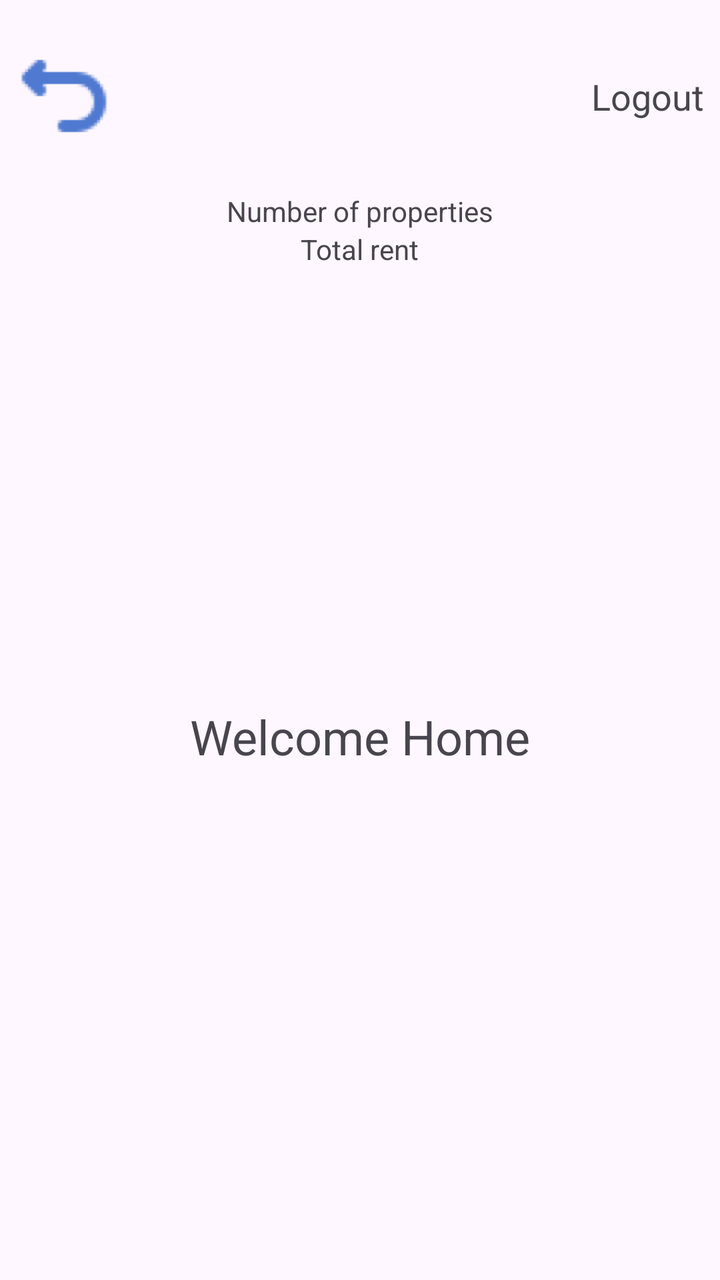
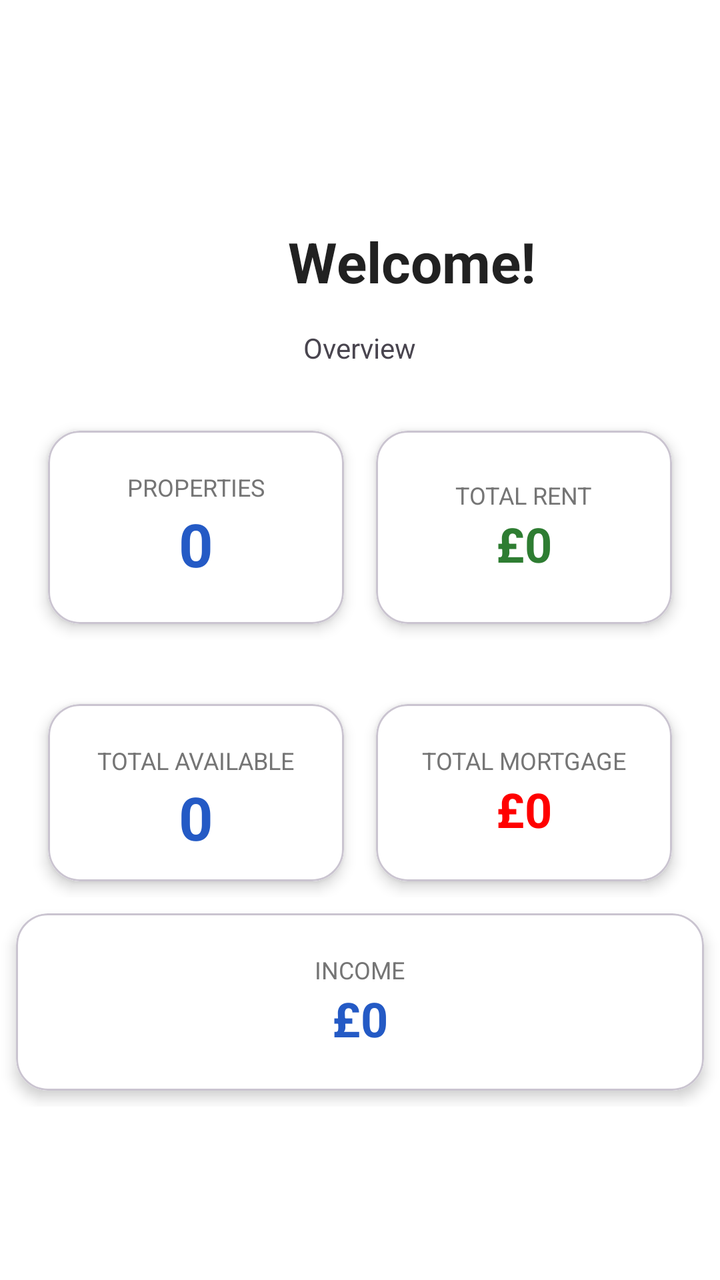

Two renders of the same Android screen: before a commit and after it. Below are the layout's source before the change and the commit's diff.
<!-- AndroidManifest.xml: application theme Theme.ProbbyApp -->
<!-- res/layout/fragment_home.xml -->
<?xml version="1.0" encoding="utf-8"?>
<androidx.constraintlayout.widget.ConstraintLayout xmlns:android="http://schemas.android.com/apk/res/android"
    xmlns:app="http://schemas.android.com/apk/res-auto"
    xmlns:tools="http://schemas.android.com/tools"
    android:layout_width="match_parent"
    android:layout_height="match_parent"
    tools:context=".views.HomeFragment">

    
    <GridLayout
        android:id="@+id/headerLayout"
        android:layout_width="match_parent"
        android:layout_height="wrap_content"
        android:columnCount="3"
        android:orientation="horizontal"
        android:padding="8dp"
        app:layout_constraintTop_toTopOf="parent">

        <Button
            android:id="@+id/btnLogout"
            android:layout_width="48dp"
            android:layout_height="48dp"
            android:layout_gravity="center"
            android:background="@drawable/ic_back"
           />

        <ImageView
            android:id="@+id/ivLogo"
            android:layout_width="wrap_content"
            android:layout_height="80dp"
            android:layout_gravity="center"
            android:layout_columnWeight="1"
            android:src="@mipmap/ic_launcher" />

        <TextView
            android:id="@+id/tvLogoutLabel"
            android:layout_width="wrap_content"
            android:layout_height="wrap_content"
            android:layout_gravity="center_vertical"
            android:text="@string/logout"
            android:textSize="18sp" />
    </GridLayout>
    <LinearLayout
        android:layout_width="match_parent"
        android:layout_height="wrap_content"
        android:orientation="vertical"
        app:layout_constraintTop_toBottomOf="@id/headerLayout"
        android:gravity="center">


        <TextView
            android:id="@+id/numOfProperties"
            android:layout_width="wrap_content"
            android:layout_height="wrap_content"
            android:text="Number of properties"
            >
        </TextView>
        <TextView
            android:id="@+id/totalRent"
            android:layout_width="wrap_content"
            android:layout_height="wrap_content"
            android:text="Total rent"
            >
        </TextView>

    </LinearLayout>

    <TextView
        android:layout_width="wrap_content"
        android:layout_height="wrap_content"
        android:text="Welcome Home"
        android:textSize="24sp"
        app:layout_constraintBottom_toBottomOf="parent"
        app:layout_constraintEnd_toEndOf="parent"
        app:layout_constraintStart_toStartOf="parent"
        app:layout_constraintTop_toBottomOf="@id/headerLayout" />

</androidx.constraintlayout.widget.ConstraintLayout>
<!-- resources referenced by this layout -->
<resources>
  <!-- drawable ic_back: png bitmap (drawable-hdpi, 667 bytes) -->
  <!-- mipmap ic_launcher (mipmap-anydpi-v26) -->
  <?xml version="1.0" encoding="utf-8"?>
  <adaptive-icon xmlns:android="http://schemas.android.com/apk/res/android">
      <background android:drawable="@color/ic_launcher_background"/>
      <foreground android:drawable="@mipmap/ic_launcher_foreground"/>
  </adaptive-icon>
  <string name="logout">Logout</string>
  <style name="Theme.ProbbyApp" parent="Theme.MaterialComponents.DayNight.DarkActionBar">
          
          <item name="colorPrimary">#245AC5</item>
          <item name="colorPrimaryVariant">#373738</item>
          <item name="colorOnPrimary">@color/white</item>
          
          <item name="colorSecondary">#454242</item>
          <item name="colorSecondaryVariant">@color/teal_700</item>
          <item name="colorOnSecondary">@color/black</item>
          
          <item name="android:statusBarColor">#245AC5</item>
          
      </style>
  <color name="ic_launcher_background">#FFFFFF</color>
  <color name="white">#FFFFFFFF</color>
  <color name="teal_700">#FF018786</color>
  <color name="black">#FF000000</color>
</resources>

<!-- the commit's change to res/layout/fragment_home.xml (unified diff, before → after) -->
@@ -4,75 +4,243 @@
     xmlns:tools="http://schemas.android.com/tools"
     android:layout_width="match_parent"
     android:layout_height="match_parent"
-    tools:context=".views.HomeFragment">
-
-    
-    <GridLayout
-        android:id="@+id/headerLayout"
+    tools:context=".views.HomeFragment"
+    android:background="@color/white">
+
+    <ImageView
+        android:id="@+id/ivLogo"
+        android:layout_width="120dp"
+        android:layout_height="60dp"
+        android:layout_marginTop="16dp"
+        android:src="@mipmap/ic_launcher"
+        app:layout_constraintEnd_toEndOf="parent"
+        app:layout_constraintStart_toStartOf="parent"
+        app:layout_constraintTop_toTopOf="parent" />
+
+    <TextView
+        android:id="@+id/tvWelcomeHeader"
+        android:layout_width="wrap_content"
+        android:layout_height="wrap_content"
+        android:layout_marginStart="144dp"
+        android:layout_marginTop="36dp"
+        android:text="Welcome!"
+        android:textColor="#212121"
+        android:textSize="28sp"
+        android:textStyle="bold"
+        app:layout_constraintStart_toStartOf="parent"
+        app:layout_constraintTop_toBottomOf="@id/ivLogo" />
+
+    <LinearLayout
         android:layout_width="match_parent"
         android:layout_height="wrap_content"
-        android:columnCount="3"
-        android:orientation="horizontal"
-        android:padding="8dp"
-        app:layout_constraintTop_toTopOf="parent">
-
-        <Button
-            android:id="@+id/btnLogout"
-            android:layout_width="48dp"
-            android:layout_height="48dp"
-            android:layout_gravity="center"
-            android:background="@drawable/ic_back"
-           />
-
-        <ImageView
-            android:id="@+id/ivLogo"
-            android:layout_width="wrap_content"
-            android:layout_height="80dp"
-            android:layout_gravity="center"
-            android:layout_columnWeight="1"
-            android:src="@mipmap/ic_launcher" />
+        android:orientation="vertical"
+        android:layout_marginTop="15dp"
+        app:layout_constraintTop_toBottomOf="@+id/tvWelcomeHeader">
 
         <TextView
-            android:id="@+id/tvLogoutLabel"
             android:layout_width="wrap_content"
             android:layout_height="wrap_content"
-            android:layout_gravity="center_vertical"
-            android:text="@string/logout"
-            android:textSize="18sp" />
-    </GridLayout>
+            android:text="@string/overview"
+            android:layout_gravity="center_horizontal">
+
+        </TextView>
     <LinearLayout
+        android:id="@+id/statsContainer"
         android:layout_width="match_parent"
         android:layout_height="wrap_content"
-        android:orientation="vertical"
-        app:layout_constraintTop_toBottomOf="@id/headerLayout"
-        android:gravity="center">
-
-
-        <TextView
-            android:id="@+id/numOfProperties"
-            android:layout_width="wrap_content"
+        android:layout_marginHorizontal="16dp"
+        android:layout_marginTop="24dp"
+        android:orientation="horizontal"
+        android:weightSum="2"
+        app:layout_constraintTop_toBottomOf="@id/tvWelcomeHeader">
+
+        <com.google.android.material.card.MaterialCardView
+            android:layout_width="0dp"
+            android:layout_height="match_parent"
+            android:layout_margin="8dp"
+            android:layout_weight="1"
+            app:cardCornerRadius="16dp"
+            app:cardElevation="4dp">
+
+            <LinearLayout
+                android:layout_width="match_parent"
+                android:layout_height="match_parent"
+                android:gravity="center"
+                android:orientation="vertical"
+                android:padding="20dp"
+                android:background="@color/white">
+
+                <TextView
+                    android:layout_width="wrap_content"
+                    android:layout_height="wrap_content"
+                    android:text="Properties"
+                    android:textAllCaps="true"
+                    android:textColor="#757575"
+                    android:textSize="12sp" />
+
+                <TextView
+                    android:id="@+id/numOfProperties"
+                    android:layout_width="wrap_content"
+                    android:layout_height="wrap_content"
+                    android:text="0"
+                    android:textColor="@color/primary_color"
+                    android:textSize="30sp"
+                    android:textStyle="bold" />
+            </LinearLayout>
+        </com.google.android.material.card.MaterialCardView>
+
+        <com.google.android.material.card.MaterialCardView
+            android:layout_width="0dp"
+            android:layout_height="match_parent"
+            android:layout_margin="8dp"
+            android:layout_weight="1"
+            app:cardCornerRadius="16dp"
+            app:cardElevation="4dp">
+
+            <LinearLayout
+                android:layout_width="match_parent"
+                android:layout_height="match_parent"
+                android:gravity="center"
+                android:orientation="vertical"
+                android:padding="20dp"
+                android:background="@color/white">
+
+                <TextView
+                    android:layout_width="wrap_content"
+                    android:layout_height="wrap_content"
+                    android:text="Total Rent"
+                    android:textAllCaps="true"
+                    android:textColor="#757575"
+                    android:textSize="12sp" />
+
+                <TextView
+                    android:id="@+id/totalRent"
+                    android:layout_width="wrap_content"
+                    android:layout_height="wrap_content"
+                    android:text="£0"
+                    android:textColor="#2E7D32"
+                    android:textSize="24sp"
+                    android:textStyle="bold" />
+            </LinearLayout>
+        </com.google.android.material.card.MaterialCardView>
+
+    </LinearLayout>
+        <LinearLayout
+        android:id="@+id/statsContainer2"
+        android:layout_width="match_parent"
+        android:layout_height="wrap_content"
+        android:layout_marginHorizontal="16dp"
+        android:layout_marginTop="24dp"
+        android:orientation="horizontal"
+        android:weightSum="2"
+        app:layout_constraintTop_toBottomOf="@id/tvWelcomeHeader">
+
+        <com.google.android.material.card.MaterialCardView
+            android:layout_width="0dp"
+            android:layout_height="match_parent"
+            android:layout_margin="8dp"
+            android:layout_weight="1"
+            app:cardCornerRadius="16dp"
+            app:cardElevation="4dp">
+
+            <LinearLayout
+                android:layout_width="match_parent"
+                android:layout_height="match_parent"
+                android:background="@color/white"
+                android:gravity="center"
+                android:orientation="vertical"
+                android:padding="20dp">
+
+                <TextView
+                    android:layout_width="wrap_content"
+                    android:layout_height="wrap_content"
+                    android:text="@string/total_available"
+                    android:textAllCaps="true"
+                    android:textColor="#757575"
+                    android:textSize="12sp" />
+
+                <TextView
+                    android:id="@+id/status"
+                    android:layout_width="wrap_content"
+                    android:layout_height="wrap_content"
+                    android:text="0"
+                    android:textColor="@color/primary_color"
+                    android:textSize="30sp"
+                    android:textStyle="bold" />
+            </LinearLayout>
+        </com.google.android.material.card.MaterialCardView>
+
+            <com.google.android.material.card.MaterialCardView
+                android:layout_width="0dp"
+                android:layout_height="wrap_content"
+                android:layout_margin="8dp"
+                android:layout_weight="1"
+                app:cardCornerRadius="16dp"
+                app:cardElevation="4dp">
+
+                <LinearLayout
+                    android:layout_width="match_parent"
+                    android:layout_height="wrap_content"
+                    android:gravity="center"
+                    android:orientation="vertical"
+                    android:padding="20dp"
+                    android:background="@color/white">
+
+                    <TextView
+                        android:layout_width="wrap_content"
+                        android:layout_height="wrap_content"
+                        android:text="@string/total_mortgage"
+                        android:textAllCaps="true"
+                        android:textColor="#757575"
+                        android:textSize="12sp" />
+
+                    <TextView
+                        android:id="@+id/totalMortgage"
+                        android:layout_width="wrap_content"
+                        android:layout_height="wrap_content"
+                        android:text="£0"
+                        android:textColor="#FF0000"
+                        android:textSize="24sp"
+                        android:textStyle="bold" />
+            </LinearLayout>
+        </com.google.android.material.card.MaterialCardView>
+
+
+    </LinearLayout>
+        <com.google.android.material.card.MaterialCardView
+            android:layout_width="match_parent"
             android:layout_height="wrap_content"
-            android:text="Number of properties"
-            >
-        </TextView>
-        <TextView
-            android:id="@+id/totalRent"
-            android:layout_width="wrap_content"
-            android:layout_height="wrap_content"
-            android:text="Total rent"
-            >
-        </TextView>
-
+            android:layout_margin="8dp"
+            android:layout_weight="1"
+            app:cardCornerRadius="16dp"
+            app:cardElevation="4dp">
+
+            <LinearLayout
+                android:layout_width="match_parent"
+                android:layout_height="wrap_content"
+                android:gravity="center"
+                android:orientation="vertical"
+                android:padding="20dp"
+                android:background="@color/white">
+
+                <TextView
+                    android:layout_width="wrap_content"
+                    android:layout_height="wrap_content"
+                    android:text="Income"
+                    android:textAllCaps="true"
+                    android:textColor="#757575"
+                    android:textSize="12sp" />
+
+                <TextView
+                    android:id="@+id/income"
+                    android:layout_width="wrap_content"
+                    android:layout_height="wrap_content"
+                    android:text="£0"
+                    android:textColor="@color/primary_color"
+                    android:textSize="24sp"
+                    android:textStyle="bold" />
+            </LinearLayout>
+        </com.google.android.material.card.MaterialCardView>
     </LinearLayout>
 
-    <TextView
-        android:layout_width="wrap_content"
-        android:layout_height="wrap_content"
-        android:text="Welcome Home"
-        android:textSize="24sp"
-        app:layout_constraintBottom_toBottomOf="parent"
-        app:layout_constraintEnd_toEndOf="parent"
-        app:layout_constraintStart_toStartOf="parent"
-        app:layout_constraintTop_toBottomOf="@id/headerLayout" />
-
 </androidx.constraintlayout.widget.ConstraintLayout>
<!-- resource entries referenced after the edit -->
@@ -1,13 +1,15 @@
 <!-- resources referenced by this layout -->
 <resources>
-  <!-- drawable ic_back: png bitmap (drawable-hdpi, 667 bytes) -->
+  <color name="primary_color">#245AC5</color>"
   <!-- mipmap ic_launcher (mipmap-anydpi-v26) -->
   <?xml version="1.0" encoding="utf-8"?>
   <adaptive-icon xmlns:android="http://schemas.android.com/apk/res/android">
       <background android:drawable="@color/ic_launcher_background"/>
       <foreground android:drawable="@mipmap/ic_launcher_foreground"/>
   </adaptive-icon>
-  <string name="logout">Logout</string>
+  <string name="overview">Overview</string>
+  <string name="total_available">Total Available</string>
+  <string name="total_mortgage">Total Mortgage</string>
   <style name="Theme.ProbbyApp" parent="Theme.MaterialComponents.DayNight.DarkActionBar">
           
           <item name="colorPrimary">#245AC5</item>
